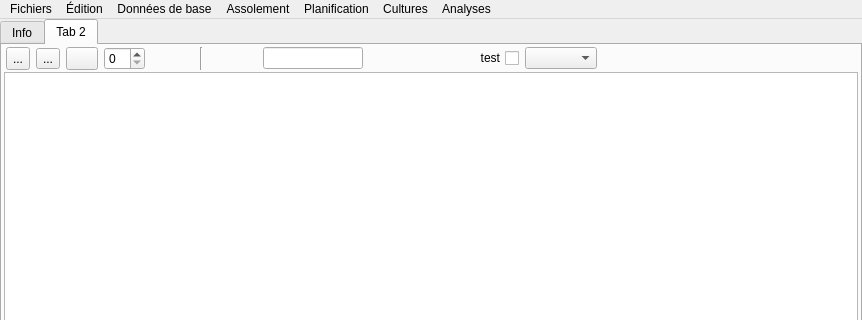
First picture: the form in mainwindow.ui, repository marcpley/potaleger, before the edit; both pictures show x 0 to 862 and y 0 to 320 of the 862 by 552 pixel window.
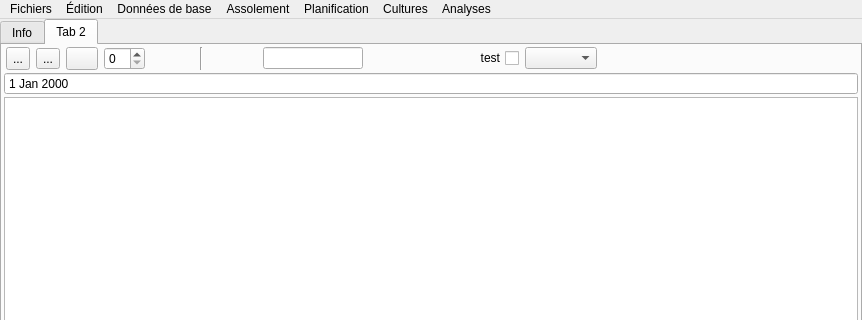
Second picture: the form after the edit. The open tabs and pages were chosen to show the change. Icons and pictures are not drawn.

What changed in the file:
```diff
--- a/mainwindow.ui
+++ b/mainwindow.ui
@@ -382,6 +382,13 @@
           </layout>
          </widget>
         </item>
+        <item>
+         <widget class="QDateEdit" name="dateEdit">
+          <property name="buttonSymbols">
+           <enum>QAbstractSpinBox::ButtonSymbols::NoButtons</enum>
+          </property>
+         </widget>
+        </item>
         <item>
          <widget class="QTableView" name="tableView">
           <property name="sizePolicy">
```
Left out of the diff: 2 changed lines with no effect on the pictures.
